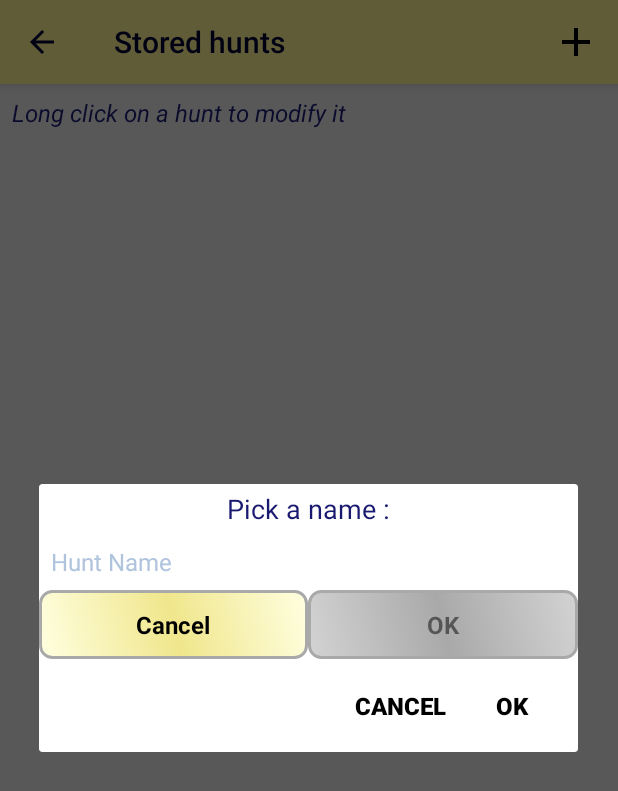
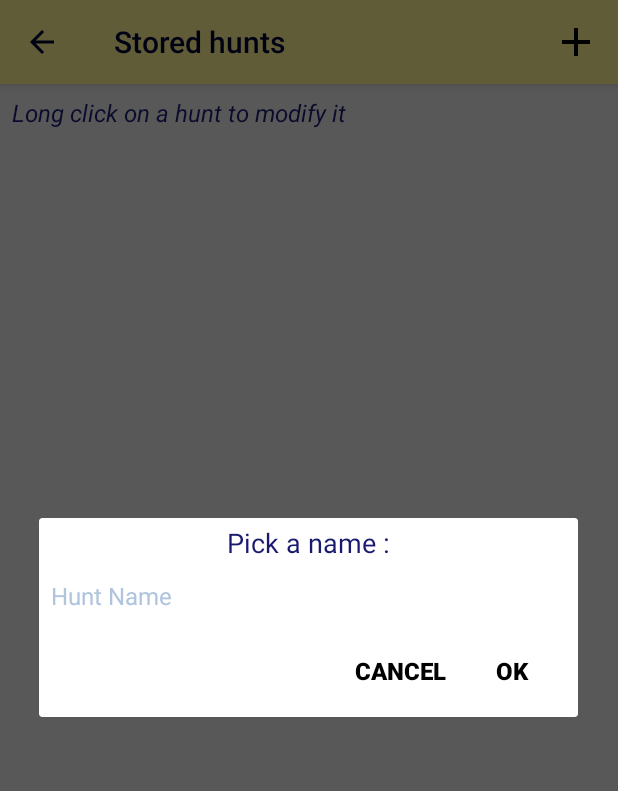
Before and after one commit to chiaercolani/TreasureHuntApp, an Android app: the OnBuildingHuntActivity screen opened directly, with no data from a screen before it, after a tap on "New Hunt", on a phone screen of 412 x 824 dp. Shown: the top 791 px of the screen. Run offline under Robolectric (Android 15) with nearby library versions, the phone set to English and light mode, and no system bars.

```diff
--- a/app/src/debug/res/values/google_maps_api.xml
+++ b/app/src/debug/res/values/google_maps_api.xml
@@ -16,7 +16,7 @@
     string in this file.
     -->
     <string name="google_maps_key" templateMergeStrategy="preserve" translatable="false">
-        AIzaSyDQPuI92P8oTzXW9tKXsEyppBt2MyYDrq4
+        AIzaSyDR0xxTnX3FAtNuFrJDbJTr7XT0E8RuzLo
         <!--AIzaSyDQPuI92P8oTzXW9tKXsEyppBt2MyYDrq4-->
 
     </string>
--- a/app/src/main/AndroidManifest.xml
+++ b/app/src/main/AndroidManifest.xml
@@ -72,7 +72,7 @@
         -->
         <meta-data
             android:name="com.google.android.geo.API_KEY"
-            android:value="AIzaSyDQPuI92P8oTzXW9tKXsEyppBt2MyYDrq4" />
+            android:value="AIzaSyDR0xxTnX3FAtNuFrJDbJTr7XT0E8RuzLo" />
 
         <activity
             android:name=".PickStepPositionActivity"
--- a/app/src/main/res/layout/create_hunt_dialog.xml
+++ b/app/src/main/res/layout/create_hunt_dialog.xml
@@ -21,26 +21,6 @@
         android:textAppearance="@android:style/TextAppearance.Medium"
         />
 
-    <LinearLayout
-        android:layout_width="match_parent"
-        android:layout_height="wrap_content">
 
-        <Button
-            android:layout_width="0dp"
-            android:layout_height="wrap_content"
-            android:layout_weight="1"
-            android:id="@+id/create_hunt_dialog_cancel_button"
-            android:text="@string/cancel"/>
-
-        <Button
-            android:layout_width="0dp"
-            android:layout_height="wrap_content"
-            android:layout_weight="1"
-            android:id="@+id/create_hunt_dialog_ok_button"
-            android:text="@string/ok"
-            android:enabled="false"
-            />
-
-    </LinearLayout>
 
 </LinearLayout>
--- a/app/src/main/res/values/strings.xml
+++ b/app/src/main/res/values/strings.xml
@@ -17,7 +17,7 @@
     <string name="new_step_dialog_name">Name: </string>
     <string name="new_step_dialog_question">Question: </string>
     <string name="new_step_dialog_correct_answer">Correct Answer: </string>
-    <string name="new_step_dialog_bad_answers">Bad answers: </string>
+    <string name="new_step_dialog_bad_answers">Wrong answer: </string>
     <string name="new_step_dialog_latitude_hint">latitude</string>
     <string name="new_step_dialog_longitude_hint">longitude</string>
     <string name="new_step_dialog_name_hint">name</string>
```
